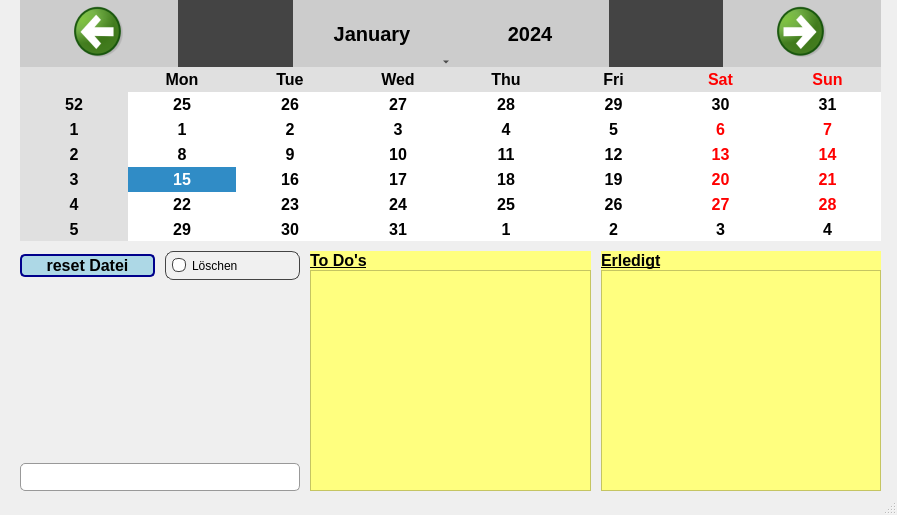
Old version of the form OrgaNicer/organicer.ui in the repository Dirkoonk/OrgaNicer.
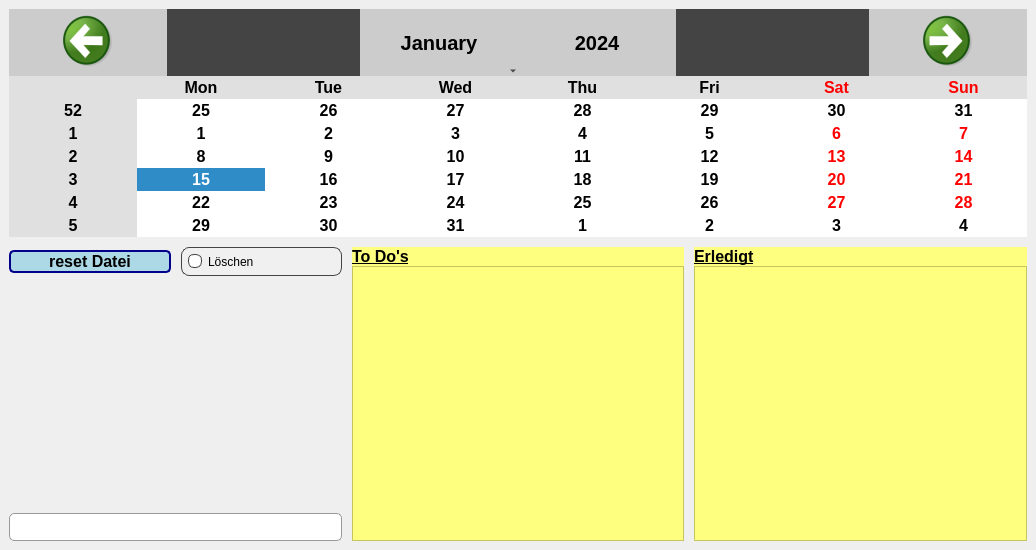
New version of the form.

Patch:
```diff
--- a/OrgaNicer/organicer.ui
+++ b/OrgaNicer/organicer.ui
@@ -6,8 +6,8 @@
    <rect>
     <x>0</x>
     <y>0</y>
-    <width>897</width>
-    <height>515</height>
+    <width>1036</width>
+    <height>550</height>
    </rect>
   </property>
   <property name="windowTitle">
@@ -38,16 +38,9 @@
    <property name="autoFillBackground">
     <bool>true</bool>
    </property>
-   <widget class="QWidget" name="verticalLayoutWidget">
-    <property name="geometry">
-     <rect>
-      <x>20</x>
-      <y>0</y>
-      <width>861</width>
-      <height>491</height>
-     </rect>
-    </property>
-    <layout class="QVBoxLayout" name="_2" stretch="10,10">
+   <layout class="QVBoxLayout" name="verticalLayout">
+    <item>
+     <layout class="QVBoxLayout" name="_2" stretch="0,10">
      <property name="spacing">
       <number>10</number>
      </property>
@@ -341,9 +334,9 @@
       </layout>
      </item>
     </layout>
-   </widget>
-  </widget>
-  <widget class="QStatusBar" name="statusbar"/>
+    </item>
+   </layout>
+  </widget>
   <action name="actionPaul">
    <property name="text">
     <string>Paul</string>
```
Lines whose indentation alone changed are shown as unchanged.
